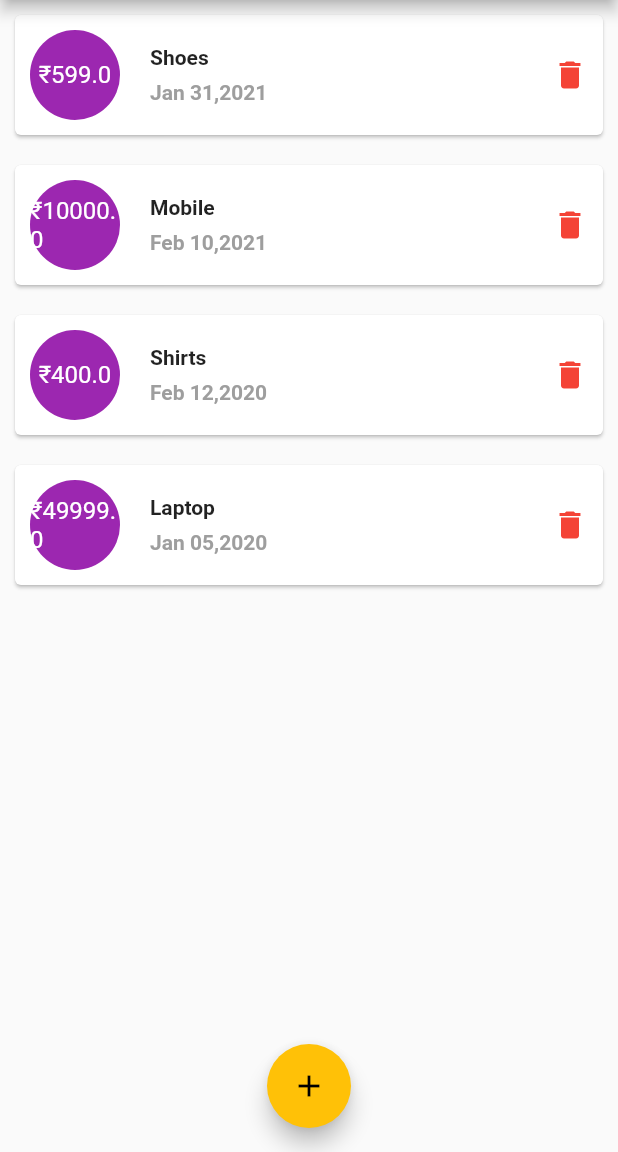
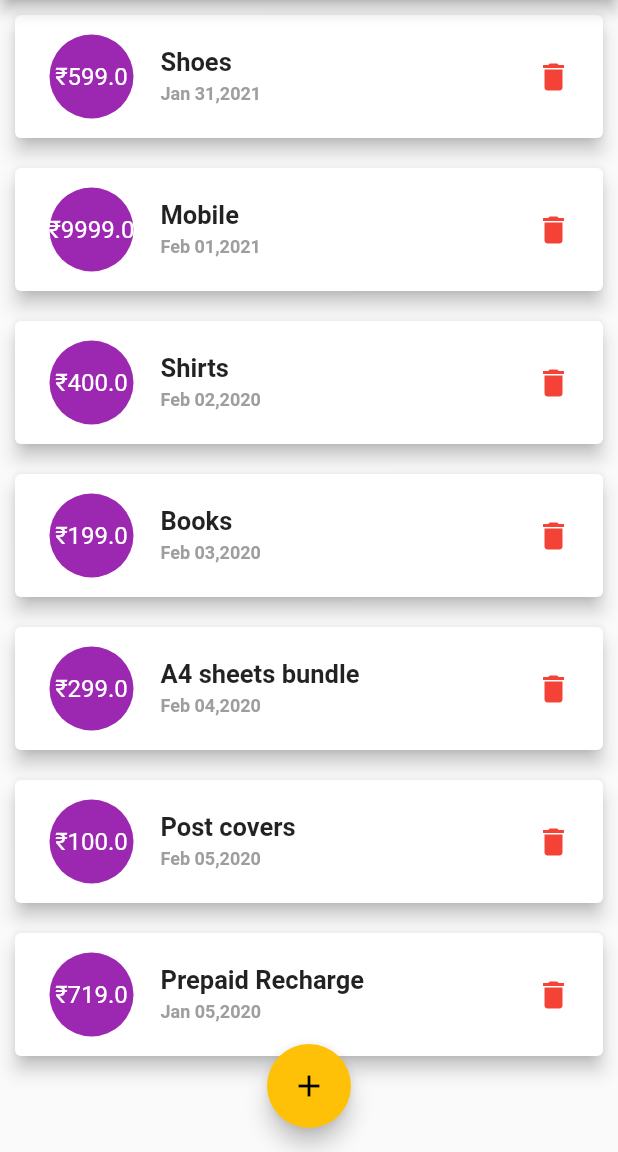
Before and after one commit to prathiswaran-gr/personal_expenses, a Flutter app: the screen it shows after launch, on a phone screen of 412 x 824 dp, the part 84-1236 px from its top. Run offline on Flutter 3.47's test engine with Material 2 defaults, Android fonts, the phone set to English and light mode, and no system bars.

Commit message:
ListTile added

```diff
--- a/lib/cardList.dart
+++ b/lib/cardList.dart
@@ -14,52 +14,44 @@ class _CardListState extends State<CardList> {
   @override
   Widget build(BuildContext context) {
     return Card(
+      elevation: 5.0,
       margin: EdgeInsets.all(10),
       child: Padding(
-        padding: const EdgeInsets.all(10.0),
-        child: Row(
-          mainAxisAlignment: MainAxisAlignment.spaceBetween,
-          children: [
-            Row(
-              children: [
-                CircleAvatar(
+        padding: const EdgeInsets.all(5.0),
+        child: ListTile(
+          leading: CircleAvatar(
             backgroundColor: Colors.purple,
             child: Text(
               '₹' + widget.data.price.toString(),
-                    style: TextStyle(color: Colors.white),
+              style: const TextStyle(color: Colors.white),
             ),
             radius: 30,
           ),
-                SizedBox(width: 20),
-                Column(
-                  crossAxisAlignment: CrossAxisAlignment.start,
-                  children: [
-                    Text(
+          title: Text(
             widget.data.item,
-                      style: TextStyle(
+            style: const TextStyle(
               fontWeight: FontWeight.w600,
+              fontSize: 17,
             ),
           ),
-                    SizedBox(height: 7),
-                    Text(
+          subtitle: Text(
             widget.data.date,
-                      style: TextStyle(
+            style: const TextStyle(
               fontWeight: FontWeight.w600,
               color: Colors.grey,
+              fontSize: 12,
             ),
-                    )
-                  ],
           ),
-              ],
-            ),
-            MouseRegion(
+          trailing: MouseRegion(
             cursor: SystemMouseCursors.click,
             child: GestureDetector(
               onTap: widget.deleteFunction,
-                child: Icon(Icons.delete, color: Colors.red),
+              child: const Icon(
+                Icons.delete,
+                color: Colors.red,
               ),
             ),
-          ],
+          ),
         ),
       ),
     );
--- a/lib/data.dart
+++ b/lib/data.dart
@@ -1,5 +1,3 @@
-import 'package:flutter/material.dart';
-
 class Data {
   String item;
   double price;
--- a/lib/main.dart
+++ b/lib/main.dart
@@ -3,10 +3,12 @@ import './data.dart';
 import './cardList.dart';
 
 main() {
-  runApp(MyApp());
+  runApp(const MyApp());
 }
 
 class MyApp extends StatefulWidget {
+  const MyApp({Key? key}) : super(key: key);
+
   @override
   State<MyApp> createState() => _MyAppState();
 }
@@ -14,27 +16,28 @@ class MyApp extends StatefulWidget {
 class _MyAppState extends State<MyApp> {
   var dataList = [
     Data(item: 'Shoes', price: 599, date: 'Jan 31,2021'),
-    Data(item: 'Mobile', price: 10000, date: 'Feb 10,2021'),
-    Data(item: 'Shirts', price: 400, date: 'Feb 12,2020'),
-    Data(item: 'Laptop', price: 49999, date: 'Jan 05,2020'),
-
+    Data(item: 'Mobile', price: 9999, date: 'Feb 01,2021'),
+    Data(item: 'Shirts', price: 400, date: 'Feb 02,2020'),
+    Data(item: 'Books', price: 199, date: 'Feb 03,2020'),
+    Data(item: 'A4 sheets bundle', price: 299, date: 'Feb 04,2020'),
+    Data(item: 'Post covers', price: 100, date: 'Feb 05,2020'),
+    Data(item: 'Prepaid Recharge', price: 719, date: 'Jan 05,2020'),
   ];
-
 
   @override
   Widget build(BuildContext context) {
     return MaterialApp(
-      debugShowCheckedModeBanner: false,
+      debugShowCheckedModeBanner: true,
       home: Scaffold(
         appBar: AppBar(
-          title: Text('Personal Expenses'),
+          title: const Text('Personal Expenses'),
           backgroundColor: Colors.purple,
           centerTitle: false,
           actions: [
             TextButton.icon(
               onPressed: () {},
-              icon: Icon(Icons.add),
-              label: Text(''),
+              icon: const Icon(Icons.add),
+              label: const Text(''),
               style: TextButton.styleFrom(primary: Colors.white),
             ),
           ],
@@ -42,7 +45,10 @@ class _MyAppState extends State<MyApp> {
         floatingActionButton: FloatingActionButton(
           onPressed: () {},
           backgroundColor: Colors.amber,
-          child: Icon(Icons.add, color: Colors.black),
+          child: const Icon(
+            Icons.add,
+            color: Colors.black,
+          ),
         ),
         floatingActionButtonLocation: FloatingActionButtonLocation.centerFloat,
         body: SingleChildScrollView(
--- a/pubspec.yaml
+++ b/pubspec.yaml
@@ -3,7 +3,7 @@ description: A new Flutter project.
 
 # The following line prevents the package from being accidentally published to
 # pub.dev using `flutter pub publish`. This is preferred for private packages.
-publish_to: 'none' # Remove this line if you wish to publish to pub.dev
+publish_to: "none" # Remove this line if you wish to publish to pub.dev
 
 # The following defines the version and build number for your application.
 # A version number is three numbers separated by dots, like 1.2.43
@@ -18,7 +18,7 @@ publish_to: 'none' # Remove this line if you wish to publish to pub.dev
 version: 1.0.0+1
 
 environment:
-  sdk: ">=2.16.0 <3.0.0"
+  sdk: ">=2.15.1 <3.0.0"
 
 # Dependencies specify other packages that your package needs in order to work.
 # To automatically upgrade your package dependencies to the latest versions
@@ -29,7 +29,6 @@ environment:
 dependencies:
   flutter:
     sdk: flutter
-
 
   # The following adds the Cupertino Icons font to your application.
   # Use with the CupertinoIcons class for iOS style icons.
@@ -51,7 +50,6 @@ dev_dependencies:
 
 # The following section is specific to Flutter.
 flutter:
-
   # The following line ensures that the Material Icons font is
   # included with your application, so that you can use the icons in
   # the material Icons class.
```
Also changed, not shown: pubspec.lock. Lines whose indentation alone changed are shown as unchanged.
